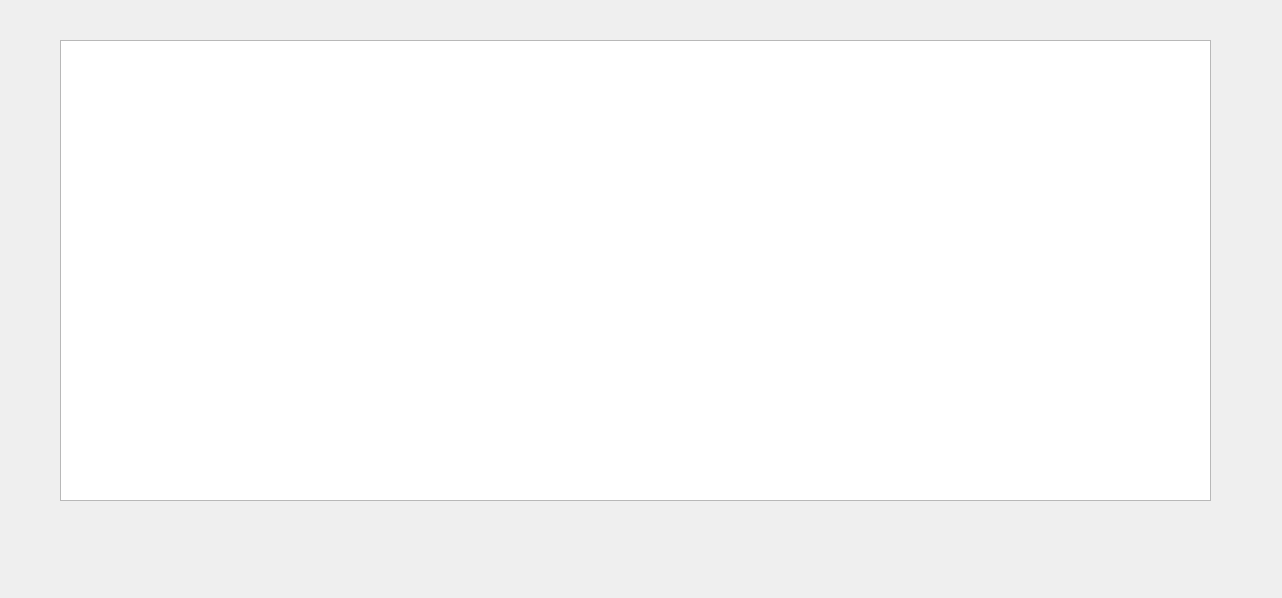
The window that general.ui (belakovi/beosztaskezelo) describes before a commit, drawn with Qt 5.
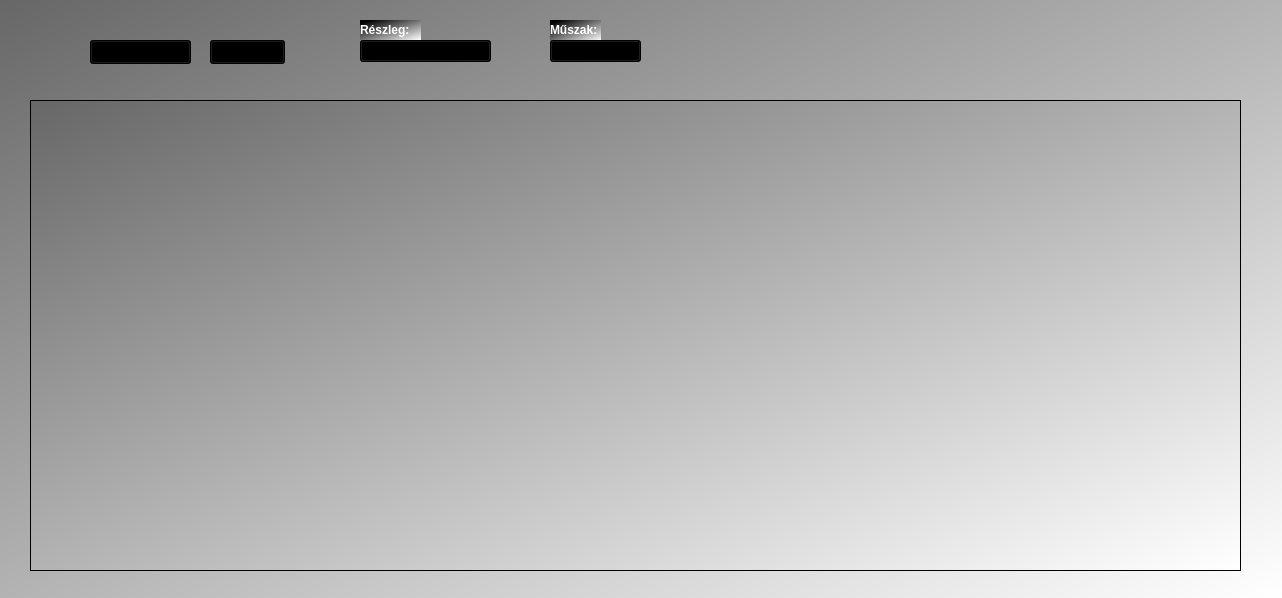
The same window after the commit.

```diff
--- a/general.ui
+++ b/general.ui
@@ -13,14 +13,141 @@
   <property name="windowTitle">
    <string>Dialog</string>
   </property>
-  <widget class="QTableView" name="beosztas">
+  <property name="styleSheet">
+   <string notr="true">background-color: qlineargradient(spread:pad, x1:0, y1:0, x2:1, y2:1, stop:0 rgba(103, 103, 103, 255), stop:1 rgba(255, 255, 255, 255));</string>
+  </property>
+  <widget class="QTableView" name="naptar">
    <property name="geometry">
     <rect>
-     <x>60</x>
+     <x>30</x>
+     <y>100</y>
+     <width>1211</width>
+     <height>471</height>
+    </rect>
+   </property>
+   <property name="font">
+    <font>
+     <pointsize>9</pointsize>
+     <weight>50</weight>
+     <bold>false</bold>
+    </font>
+   </property>
+   <property name="editTriggers">
+    <set>QAbstractItemView::NoEditTriggers</set>
+   </property>
+  </widget>
+  <widget class="QComboBox" name="Honap">
+   <property name="geometry">
+    <rect>
+     <x>90</x>
      <y>40</y>
-     <width>1151</width>
-     <height>461</height>
+     <width>101</width>
+     <height>24</height>
     </rect>
+   </property>
+   <property name="font">
+    <font>
+     <family>Arial</family>
+     <pointsize>12</pointsize>
+     <weight>75</weight>
+     <bold>true</bold>
+    </font>
+   </property>
+   <property name="currentIndex">
+    <number>-1</number>
+   </property>
+  </widget>
+  <widget class="QComboBox" name="Ev">
+   <property name="geometry">
+    <rect>
+     <x>210</x>
+     <y>40</y>
+     <width>75</width>
+     <height>24</height>
+    </rect>
+   </property>
+   <property name="font">
+    <font>
+     <family>Arial</family>
+     <pointsize>12</pointsize>
+     <weight>75</weight>
+     <bold>true</bold>
+    </font>
+   </property>
+  </widget>
+  <widget class="QComboBox" name="reszleg">
+   <property name="geometry">
+    <rect>
+     <x>360</x>
+     <y>40</y>
+     <width>131</width>
+     <height>22</height>
+    </rect>
+   </property>
+   <property name="font">
+    <font>
+     <family>Arial</family>
+     <pointsize>12</pointsize>
+     <weight>75</weight>
+     <bold>true</bold>
+    </font>
+   </property>
+  </widget>
+  <widget class="QLabel" name="label">
+   <property name="geometry">
+    <rect>
+     <x>360</x>
+     <y>20</y>
+     <width>61</width>
+     <height>20</height>
+    </rect>
+   </property>
+   <property name="styleSheet">
+    <string notr="true">background-color: qlineargradient(spread:pad, x1:0, y1:0, x2:1, y2:1, stop:0.0898876 rgba(0, 0, 0, 255), stop:1 rgba(255, 255, 255, 255));</string>
+   </property>
+   <property name="text">
+    <string>&lt;html&gt;&lt;head/&gt;&lt;body&gt;&lt;p&gt;&lt;span style=&quot; font-weight:600; color:#ffffff;&quot;&gt;Részleg:&lt;/span&gt;&lt;/p&gt;&lt;/body&gt;&lt;/html&gt;</string>
+   </property>
+   <property name="textFormat">
+    <enum>Qt::RichText</enum>
+   </property>
+   <property name="scaledContents">
+    <bool>false</bool>
+   </property>
+  </widget>
+  <widget class="QLabel" name="label_2">
+   <property name="geometry">
+    <rect>
+     <x>550</x>
+     <y>20</y>
+     <width>51</width>
+     <height>21</height>
+    </rect>
+   </property>
+   <property name="styleSheet">
+    <string notr="true">background-color: qlineargradient(spread:pad, x1:0, y1:0, x2:1, y2:1, stop:0.0898876 rgba(0, 0, 0, 255), stop:1 rgba(255, 255, 255, 255));
+</string>
+   </property>
+   <property name="text">
+    <string>&lt;html&gt;&lt;head/&gt;&lt;body&gt;&lt;p&gt;&lt;span style=&quot; font-weight:600; color:#ffffff;&quot;&gt;Műszak:&lt;/span&gt;&lt;/p&gt;&lt;/body&gt;&lt;/html&gt;</string>
+   </property>
+  </widget>
+  <widget class="QComboBox" name="muszakCombo">
+   <property name="geometry">
+    <rect>
+     <x>550</x>
+     <y>40</y>
+     <width>91</width>
+     <height>22</height>
+    </rect>
+   </property>
+   <property name="font">
+    <font>
+     <family>Arial</family>
+     <pointsize>12</pointsize>
+     <weight>75</weight>
+     <bold>true</bold>
+    </font>
    </property>
   </widget>
  </widget>
```
Left out of the diff: 2 changed lines with no effect on the pictures.
